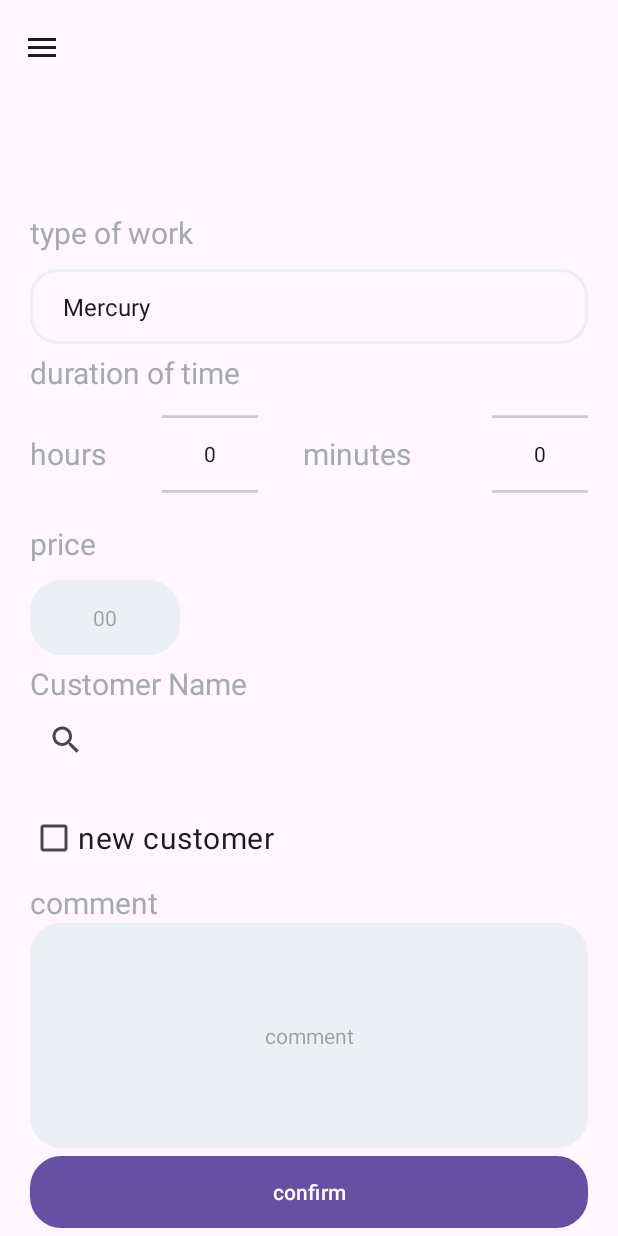
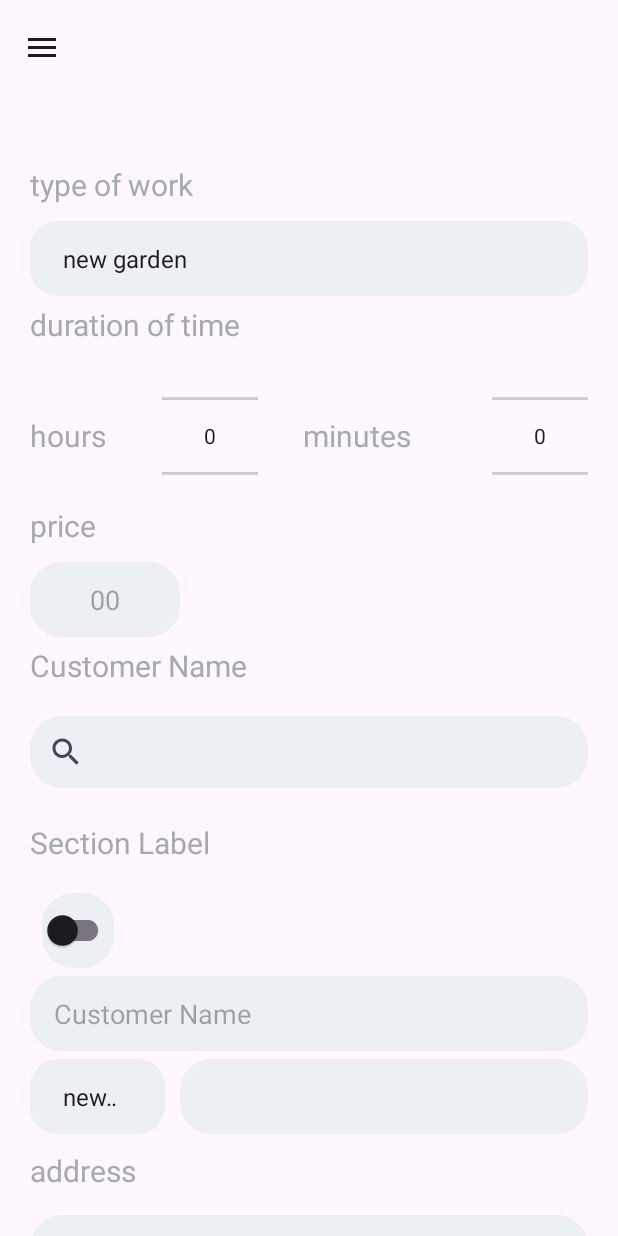
Before and after one commit to Or-Moshe/FinalAndroidProject, an Android app: the screen it shows after launch (MainActivity), on a phone screen of 412 x 824 dp. Run offline under Robolectric (Android 15) with nearby library versions, the phone set to English and light mode, and no system bars; our stand-ins replace Firebase (no records; nobody signed in at launch, a user with empty details on screens opened directly); Roboto replaces fonts that are not available here; 2 statements that could not run were skipped.

Commit message:
fix style of new work form

```diff
--- /dev/null
+++ b/app/src/main/res/drawable/bg_spinner.xml
@@ -0,0 +1,30 @@
+<?xml version="1.0" encoding="utf-8"?>
+<selector xmlns:android="http://schemas.android.com/apk/res/android">
+
+    <item>
+
+        <layer-list>
+
+            <item>
+                <shape>
+                    <gradient android:angle="90" android:endColor="#ffffff" android:startColor="#ffffff" android:type="linear" />
+
+                    <stroke android:width="0.33dp" android:color="#0fb1fa" />
+
+                    <corners android:radius="0dp" />
+
+                    <padding android:bottom="3dp" android:left="3dp" android:right="3dp" android:top="3dp" />
+                </shape>
+            </item>
+
+            <item android:right="5dp">
+
+                <bitmap android:gravity="center_vertical|right" android:src="@drawable/arrow_down_icon" />
+
+            </item>
+
+        </layer-list>
+
+    </item>
+
+</selector>
--- a/app/src/main/res/drawable/drop_down_bg.xml
+++ b/app/src/main/res/drawable/drop_down_bg.xml
@@ -11,4 +11,5 @@
     <stroke android:width="2dp"
             android:color="#ECEFF3"/>
 
+
 </shape>
--- a/app/src/main/res/layout/fragment_new_work_form.xml
+++ b/app/src/main/res/layout/fragment_new_work_form.xml
@@ -21,31 +21,21 @@
             android:layout_height="match_parent">
 
             <LinearLayout
+                android:id="@+id/ll_drop_down_frame"
                 android:theme="@style/ll_horizontal"
-                android:id="@+id/ll_drop_down_frame"
                 android:layout_width="match_parent"
                 android:layout_height="wrap_content"
                 android:orientation="vertical">
 
                 <TextView
                     android:id="@+id/type_of_work_txt_view"
-                    android:layout_width="wrap_content"
-                    android:layout_height="wrap_content"
                     android:text="@string/type_of_work"
-                    android:theme="@style/text_view" />
+                    style="@style/text_view"/>
 
                 <Spinner
                     android:id="@+id/work_type_dropdown"
-                    android:layout_width="match_parent"
-                    android:layout_height="wrap_content"
+                    style="@style/spinner_style"
                     android:background="@drawable/drop_down_bg"/>
-
-                <!--            <FrameLayout-->
-                <!--                android:id="@+id/work_type_dropdown_frame_layout"-->
-                <!--                android:name="com.example.finalproject.Fragments.DropDownFragment"-->
-                <!--                android:layout_width="match_parent"-->
-                <!--                android:layout_height="wrap_content"-->
-                <!--                android:layout_marginTop="10dp" />-->
 
             </LinearLayout>
 
@@ -58,11 +48,9 @@
 
                 <TextView
                     android:id="@+id/duration_estimated_txt2_view"
-                    android:layout_width="match_parent"
-                    android:layout_height="wrap_content"
                     android:layout_weight="1"
                     android:text="@string/duration_of_time"
-                    android:theme="@style/text_view" />
+                    style="@style/text_view" />
 
                 <LinearLayout
                     android:theme="@style/ll_horizontal"
@@ -78,19 +66,11 @@
                         android:layout_height="wrap_content"
                         android:layout_weight="0.4"
                         android:text="@string/hours"
-                        android:theme="@style/text_view" />
-
-<!--                    <com.google.android.material.textfield.TextInputEditText-->
-<!--                        style="@style/input_int"-->
-<!--                        android:layout_width="60dp"-->
-<!--                        android:layout_height="60dp"-->
-<!--                        android:background="@drawable/edit_text_bg"-->
-<!--                        android:text="00" />-->
+                        style="@style/text_view" />
 
                     <NumberPicker
                         android:id="@+id/hours_picker"
-                        android:layout_width="wrap_content"
-                        android:layout_height="60dp" />
+                        style="@style/number_picker"  />
 
                     <LinearLayout
                         android:layout_width="0dp"
@@ -107,17 +87,10 @@
                             android:text="@string/minutes"
                             android:theme="@style/text_view" />
 
-<!--                        <com.google.android.material.textfield.TextInputEditText-->
-<!--                            style="@style/input_int"-->
-<!--                            android:layout_width="60dp"-->
-<!--                            android:layout_height="60dp"-->
-<!--                            android:background="@drawable/edit_text_bg"-->
-<!--                            android:text="00" />-->
-
                         <NumberPicker
                             android:id="@+id/minutes_picker"
-                            android:layout_width="wrap_content"
-                            android:layout_height="60dp" />
+                            style="@style/number_picker" />
+
                     </LinearLayout>
                 </LinearLayout>
             </LinearLayout>
@@ -131,20 +104,17 @@
                 android:orientation="vertical">
 
                 <TextView
-                    android:layout_width="wrap_content"
-                    android:layout_height="wrap_content"
                     android:text="@string/price"
-                    android:theme="@style/text_view" />
+                    style="@style/text_view" />
 
                 <com.google.android.material.textfield.TextInputEditText
                     android:id="@+id/input_price"
-                    style="@style/input_int"
                     android:layout_width="100dp"
-                    android:layout_height="match_parent"
                     android:inputType="numberDecimal"
                     android:digits="0123456789.,"
                     android:background="@drawable/edit_text_bg"
-                    android:hint="00" />
+                    android:hint="00"
+                    style="@style/input_center"/>
             </LinearLayout>
 
             <LinearLayout
@@ -156,17 +126,16 @@
                 android:orientation="vertical">
 
                 <TextView
-                    android:layout_width="wrap_content"
-                    android:layout_height="wrap_content"
                     android:text="@string/customer_name"
-                    android:theme="@style/text_view" />
-
+                    style="@style/text_view" />
 
                 <androidx.appcompat.widget.SearchView
                     android:id="@+id/searchView"
                     android:layout_width="match_parent"
                     android:layout_height="wrap_content"
-                    android:queryHint="Search customer"/>
+                    android:queryHint="Search customer"
+                    android:background="@drawable/edit_text_bg"
+                    style="@style/input_int"/>
 
                 <androidx.cardview.widget.CardView
                     android:layout_width="match_parent"
@@ -180,39 +149,37 @@
                         android:layout_width="match_parent"
                         android:layout_height="wrap_content" />
                 </androidx.cardview.widget.CardView>
-<!--                <SearchView-->
-<!--                    android:id="@+id/search"-->
-<!--                    style="@style/input_int"-->
-<!--                    android:layout_width="fill_parent"-->
-<!--                    android:layout_height="wrap_content"-->
-<!--                    android:inputType="text"-->
-<!--                    android:background="@drawable/edit_text_bg"-->
-<!--                    android:iconifiedByDefault="false">-->
+            </LinearLayout>
 
-<!--                    <requestFocus />-->
-<!--                </SearchView>-->
+            <LinearLayout
+                android:id="@+id/ll_checkbox"
+                android:layout_width="match_parent"
+                android:layout_height="match_parent"
+                android:layout_below="@id/ll_search_customer"
+                android:layout_marginBottom="5dp"
+                android:orientation="vertical">
 
-                <!--        <ListView-->
-                <!--            android:id="@+id/list_view"-->
-                <!--            android:layout_width="fill_parent"-->
-                <!--            android:layout_height="fill_parent"-->
-                <!--            android:layout_below="@+id/search" />-->
+                <TextView
+                    android:id="@+id/sectionLabel"
+                    android:text="Section Label"
+                    style="@style/text_view"/>
 
-                <com.google.android.material.checkbox.MaterialCheckBox
-                    android:id="@+id/new_customer_checkbox"
+                <com.google.android.material.switchmaterial.SwitchMaterial
+                    android:id="@+id/sectionSwitch"
                     android:layout_width="wrap_content"
                     android:layout_height="wrap_content"
-                    android:text="@string/new_customer"
-                    android:theme="@style/text_view"/>
+                    android:layout_marginStart="8dp"
+                    style="@style/input_int"
+                    android:background="@drawable/edit_text_bg"/>
             </LinearLayout>
 
             <LinearLayout
                 android:id="@+id/ll_new_customer"
                 android:layout_width="match_parent"
                 android:layout_height="wrap_content"
-                android:layout_below="@id/ll_search_customer"
+                android:layout_below="@id/ll_checkbox"
                 android:orientation="vertical"
-                android:visibility="gone">
+                android:visibility="visible">
 
                 <LinearLayout
                     android:layout_width="match_parent"
@@ -220,13 +187,12 @@
 
                     <com.google.android.material.textfield.TextInputEditText
                         android:id="@+id/input_customer_name"
-                        style="@style/input_int"
                         android:layout_width="0dp"
-                        android:layout_height="50dp"
                         android:layout_weight="0.7"
                         android:inputType="text"
                         android:background="@drawable/edit_text_bg"
-                        android:hint="@string/customer_name"/>
+                        android:hint="@string/customer_name"
+                        style="@style/input_start"/>
                 </LinearLayout>
 
                 <LinearLayout
@@ -239,18 +205,20 @@
                     <Spinner
                         android:id="@+id/phone_dropdown"
                         android:layout_width="0dp"
-                        android:layout_height="match_parent"
                         android:layout_marginEnd="10dp"
-                        android:layout_weight="0.2" />
+                        android:layout_weight="0.2"
+                        style="@style/spinner_style"
+                        android:background="@drawable/drop_down_bg"/>
 
                     <com.google.android.material.textfield.TextInputEditText
                         android:id="@+id/input_phone"
-                        style="@style/input_int"
                         android:layout_width="0dp"
                         android:layout_height="match_parent"
                         android:layout_weight="0.6"
+                        android:maxLength="7"
                         android:inputType="phone"
-                        android:background="@drawable/edit_text_bg" />
+                        android:background="@drawable/edit_text_bg"
+                        style="@style/input_start"/>
                 </LinearLayout>
 
                 <LinearLayout
@@ -300,16 +268,15 @@
                     <LinearLayout
                         android:theme="@style/ll_horizontal"
                         android:layout_width="match_parent"
-                        android:layout_height="50dp"
+                        android:layout_height="wrap_content"
                         android:orientation="horizontal">
 
                         <com.google.android.material.textfield.TextInputEditText
-                            style="@style/input_int"
                             android:layout_width="match_parent"
-                            android:layout_height="match_parent"
                             android:inputType="textAutoComplete"
+                            android:hint="@string/city"
                             android:background="@drawable/edit_text_bg"
-                            android:hint="@string/city" />
+                            style="@style/input_start"/>
                     </LinearLayout>
                 </LinearLayout>
             </LinearLayout>
@@ -330,11 +297,9 @@
 
                 <com.google.android.material.textfield.TextInputEditText
                     android:id="@+id/input_comment"
-                    style="@style/input_int"
-                    android:layout_width="match_parent"
-                    android:layout_height="150dp"
+                    android:hint="@string/comment"
                     android:background="@drawable/edit_text_bg"
-                    android:hint="@string/comment" />
+                    style="@style/input_text_area"/>
             </LinearLayout>
 
             <LinearLayout
--- a/app/src/main/res/values/drop_down_array.xml
+++ b/app/src/main/res/values/drop_down_array.xml
@@ -1,14 +1,8 @@
 <?xml version="1.0" encoding="utf-8"?>
 <resources>
     <string-array name="work_types_array">
-        <item>Mercury</item>
-        <item>Venus</item>
-        <item>Earth</item>
-        <item>Mars</item>
-        <item>Jupiter</item>
-        <item>Saturn</item>
-        <item>Uranus</item>
-        <item>Neptune</item>
+        <item>new garden</item>
+        <item>maintenance</item>
     </string-array>
 
     <string-array name="phone_array">
--- a/app/src/main/res/values/strings.xml
+++ b/app/src/main/res/values/strings.xml
@@ -28,6 +28,7 @@
     <!-- TODO: Remove or change this placeholder text -->
     <string name="hello_blank_fragment">Hello blank fragment</string>
     <string name="customer_name">Customer Name</string>
+    <string name="exist_customer">exist customer</string>
     <string name="address">address</string>
     <string name="duration_of_time">duration of time</string>
     <string name="type_of_work">type of work</string>
@@ -40,4 +41,5 @@
     <string name="hours">hours</string>
     <string name="minutes">minutes</string>
     <string name="number">number</string>
+
 </resources>
--- a/app/src/main/res/values/styles.xml
+++ b/app/src/main/res/values/styles.xml
@@ -1,19 +1,72 @@
 <?xml version="1.0" encoding="utf-8"?>
 <resources>
-    <style name="input_int" parent="Widget.AppCompat.Spinner">
+    <style name="input_int" >
         <item name="android:background">#ECEFF3</item> <!-- Set your desired background color -->
         <item name="android:textAlignment">center</item>
         <item name="android:fontWeight">600</item>
         <item name="android:radius">17dp</item>
         <item name="android:backgroundTint">#ECEFF3</item>
         <item name="android:height">50dp</item>
-<!--        <item name="android:layout_marginHorizontal">20dp</item>-->
+    </style>
+
+    <style name="input_center" >
+        <item name="android:background">#ECEFF3</item> <!-- Set your desired background color -->
+        <item name="android:textAlignment">center</item>
+        <item name="android:fontWeight">600</item>
+        <item name="android:radius">17dp</item>
+        <item name="android:backgroundTint">#ECEFF3</item>
+        <item name="android:height">50dp</item>
+        <item name="android:layout_height">match_parent</item>
+    </style>
+
+    <style name="input_start" >
+        <item name="android:background">#ECEFF3</item> <!-- Set your desired background color -->
+        <item name="android:textAlignment">textStart</item>
+        <item name="android:fontWeight">600</item>
+        <item name="android:radius">17dp</item>
+        <item name="android:backgroundTint">#ECEFF3</item>
+        <item name="android:height">150dp</item>
+        <item name="paddingStart">10dp</item>
+        <item name="paddingEnd">10dp</item>
+        <item name="android:layout_height">50dp</item>
+        <item name="android:paddingStart">16dp</item>
+        <item name="android:paddingEnd">16dp</item>
+    </style>
+
+    <style name="input_text_area" >
+        <item name="android:background">#ECEFF3</item> <!-- Set your desired background color -->
+        <item name="android:textAlignment">textStart</item>
+        <item name="android:fontWeight">600</item>
+        <item name="android:radius">17dp</item>
+        <item name="android:backgroundTint">#ECEFF3</item>
+        <item name="android:height">150dp</item>
+        <item name="android:layout_width">match_parent</item>
+        <item name="android:layout_height">wrap_content</item>
+    </style>
+
+    <style name="spinner_style" parent="Widget.AppCompat.Spinner">
+        <item name="android:backgroundTint">#ECEFF3</item>
+        <item name="android:textColor">#FFF8DC</item>
+        <item name="android:height">150dp</item>
+        <item name="android:layout_width">match_parent</item>
+        <item name="android:layout_height">wrap_content</item>
+    </style>
+
+    <style name="SpinnerTheme" parent="android:Widget.Spinner">
+        <item name="android:background">@drawable/bg_spinner</item>
     </style>
 
     <style name="text_view" >
         <item name="android:layout_marginBottom">20dp</item>
         <item name="android:textSize">20dp</item>
         <item name="android:textColor">#A5AAB0</item>
+        <item name="android:layout_width">wrap_content</item>
+        <item name="android:layout_height">wrap_content</item>
+    </style>
+
+    <style name="number_picker" >
+        <item name="android:layout_width">wrap_content</item>
+        <item name="android:layout_height">60dp</item>
     </style>
 
     <style name="ll_horizontal" >
```
